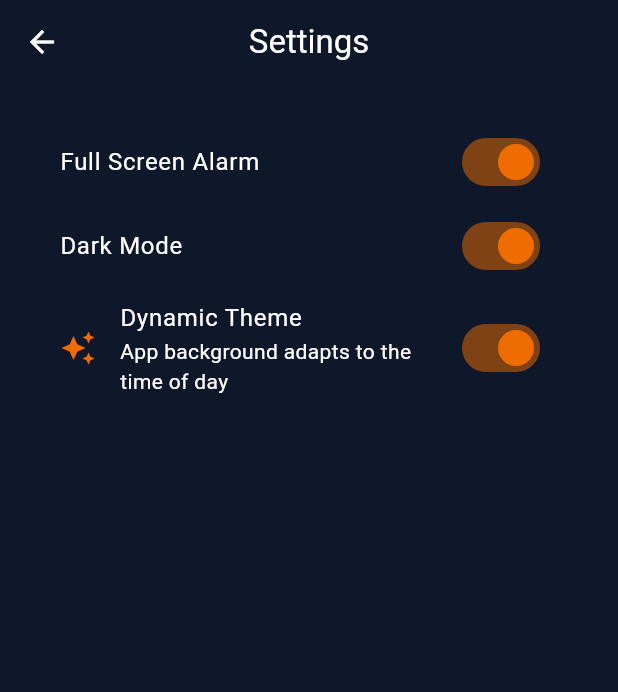
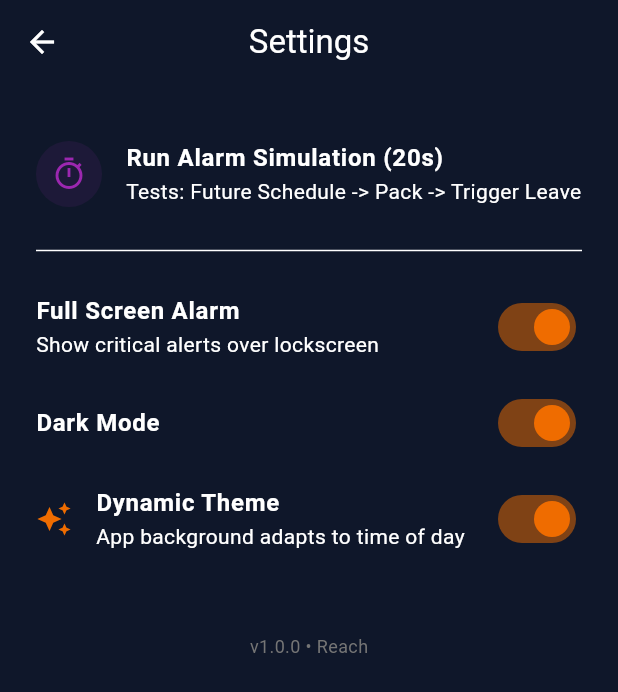
Before and after one commit to Sparsh5126/Reach, a Flutter app: the screen it shows after launch, after a tap on the "settings" icon, on a phone screen of 412 x 824 dp. Shown: the top 692 px of the screen. Run offline on Flutter 3.47's test engine with Material 3 defaults, Android fonts, the phone set to English and light mode, and no system bars; our stand-ins replace audioplayers, flutter_dotenv, flutter_local_notifications, geolocator, permission_handler, shared_preferences and 1 more; missing offline and left inert: android_alarm_manager_plus, device_calendar; statements that could not run were skipped.

Commit message:
Feat: Added Alarm Simulation Mode & Test Notification for debugging

```diff
--- a/lib/ui/screens/settings_page.dart
+++ b/lib/ui/screens/settings_page.dart
@@ -3,6 +3,7 @@ import 'package:flutter/services.dart';
 import 'package:shared_preferences/shared_preferences.dart';
 import '../../main.dart';
 import '../styles.dart';
+import '../../services/notification_service.dart';
 
 class SettingsPage extends StatefulWidget {
   const SettingsPage({super.key});
@@ -31,13 +32,56 @@ class _SettingsPageState extends State<SettingsPage> {
   @override
   Widget build(BuildContext context) {
     return Scaffold(
-      appBar: AppBar(title: const Text("Settings"), centerTitle: true, backgroundColor: Colors.transparent),
+      appBar: AppBar(
+        title: const Text("Settings"),
+        centerTitle: true,
+        backgroundColor: Colors.transparent,
+        elevation: 0,
+      ),
       body: ListView(
         padding: const EdgeInsets.all(24),
         children: [
-          // 1. Full Screen Alarm
+          // -------------------------------------------------------------------
+          // 1. SIMULATION BUTTON
+          // -------------------------------------------------------------------
+          ListTile(
+            contentPadding: EdgeInsets.zero,
+            leading: Container(
+              padding: const EdgeInsets.all(10),
+              decoration: BoxDecoration(
+                color: Colors.purple.withOpacity(0.1),
+                shape: BoxShape.circle
+              ),
+              child: const Icon(Icons.timer_outlined, color: Colors.purple),
+            ),
+            title: const Text("Run Alarm Simulation (20s)", style: TextStyle(fontWeight: FontWeight.bold)),
+            subtitle: const Text("Tests: Future Schedule -> Pack -> Trigger Leave"),
+            onTap: () async {
+              HapticFeedback.selectionClick();
+
+              // Start the chain
+              await NotificationService().startSimulation();
+
+              if (mounted) {
+                ScaffoldMessenger.of(context).showSnackBar(
+                  SnackBar(
+                    content: const Text("Simulation Started! Wait 10 seconds..."),
+                    backgroundColor: ReachStyles.primaryOrange,
+                    duration: const Duration(seconds: 4),
+                  ),
+                );
+              }
+            },
+          ),
+          const Divider(height: 30),
+
+          // -------------------------------------------------------------------
+          // 2. FULL SCREEN ALARM
+          // -------------------------------------------------------------------
           SwitchListTile(
-            title: const Text("Full Screen Alarm"),
+            contentPadding: EdgeInsets.zero,
+            title: const Text("Full Screen Alarm", style: TextStyle(fontWeight: FontWeight.bold)),
+            subtitle: const Text("Show critical alerts over lockscreen"),
             value: _fullScreenAlarm,
             activeColor: ReachStyles.primaryOrange,
             onChanged: (val) async {
@@ -48,27 +92,36 @@ class _SettingsPageState extends State<SettingsPage> {
             },
           ),
 
-          // 2. Dark Mode
+          // -------------------------------------------------------------------
+          // 3. DARK MODE
+          // -------------------------------------------------------------------
           SwitchListTile(
-            title: const Text("Dark Mode"),
+            contentPadding: EdgeInsets.zero,
+            title: const Text("Dark Mode", style: TextStyle(fontWeight: FontWeight.bold)),
             value: _isDarkMode,
             activeColor: ReachStyles.primaryOrange,
             onChanged: (val) async {
               HapticFeedback.lightImpact();
               final prefs = await SharedPreferences.getInstance();
               await prefs.setBool('is_dark_mode', val);
+
+              // Update Global Theme
               themeNotifier.value = val ? ThemeMode.dark : ThemeMode.light;
+
               setState(() => _isDarkMode = val);
             },
           ),
 
-          // 3. Dynamic Theme
+          // -------------------------------------------------------------------
+          // 4. DYNAMIC THEME (Time Based)
+          // -------------------------------------------------------------------
           ValueListenableBuilder<bool>(
             valueListenable: dynamicThemeNotifier,
             builder: (context, isDynamic, _) {
               return SwitchListTile(
-                title: const Text("Dynamic Theme"),
-                subtitle: const Text("App background adapts to the time of day"),
+                contentPadding: EdgeInsets.zero,
+                title: const Text("Dynamic Theme", style: TextStyle(fontWeight: FontWeight.bold)),
+                subtitle: const Text("App background adapts to time of day"),
                 secondary: Icon(Icons.auto_awesome, color: ReachStyles.primaryOrange),
                 value: isDynamic,
                 activeColor: ReachStyles.primaryOrange,
@@ -81,6 +134,14 @@ class _SettingsPageState extends State<SettingsPage> {
               );
             },
           ),
+
+          const SizedBox(height: 40),
+          Center(
+            child: Text(
+              "v1.0.0 • Reach",
+              style: TextStyle(color: Colors.grey[600], fontSize: 12)
+            ),
+          ),
         ],
       ),
     );
--- a/lib/ui/widgets/sliding_nav_bar.dart
+++ b/lib/ui/widgets/sliding_nav_bar.dart
@@ -16,9 +16,9 @@ class SlidingNavBar extends StatelessWidget {
     // --- THEME COLORS ---
     final isDark = Theme.of(context).brightness == Brightness.dark;
 
-    // Background: Dark Grey (Dark Mode) vs White (Light Mode)
+    // Background: Use Dynamic Card Color
     final bgColor = isDark
-        ? const Color(0xFF1E1E1E).withOpacity(0.95)
+        ? Theme.of(context).cardColor.withOpacity(0.95)
         : Colors.white.withOpacity(0.95);
 
     // Border: Subtle white (Dark) vs Subtle grey (Light)
@@ -26,11 +26,11 @@ class SlidingNavBar extends StatelessWidget {
         ? Colors.white.withOpacity(0.05)
         : Colors.black.withOpacity(0.05);
 
-    // Text: Grey (Dark) vs Dark Grey (Light) when unselected
+    // Text Colors
     final unselectedTextColor = isDark ? Colors.grey[500] : Colors.grey[600];
 
-    // Shadow: Add a subtle shadow in Light Mode to lift it off the white background
-    final List<BoxShadow> shadows = [
+    // Shadow: Lift the entire bar slightly
+    final List<BoxShadow> barShadows = [
       BoxShadow(
         color: Colors.black.withOpacity(isDark ? 0.4 : 0.1),
         blurRadius: 15,
@@ -44,12 +44,12 @@ class SlidingNavBar extends StatelessWidget {
     return Container(
       width: totalWidth,
       height: totalHeight,
-      padding: const EdgeInsets.all(5),
+      padding: const EdgeInsets.all(5), // Padding creates the "floating" effect
       decoration: BoxDecoration(
         color: bgColor,
-        borderRadius: BorderRadius.circular(30),
+        borderRadius: BorderRadius.circular(100), // Max radius for outer container
         border: Border.all(color: borderColor),
-        boxShadow: shadows,
+        boxShadow: barShadows,
       ),
       child: LayoutBuilder(
         builder: (context, constraints) {
@@ -59,6 +59,7 @@ class SlidingNavBar extends StatelessWidget {
 
           return Stack(
             children: [
+              // --- THE MOVING ORANGE PILL ---
               AnimatedPositioned(
                 duration: const Duration(milliseconds: 300),
                 curve: Curves.easeInOutBack,
@@ -69,10 +70,19 @@ class SlidingNavBar extends StatelessWidget {
                 child: Container(
                   decoration: BoxDecoration(
                     color: Colors.orange[800],
-                    borderRadius: BorderRadius.circular(25),
+                    borderRadius: BorderRadius.circular(100),
+                    boxShadow: [
+                      BoxShadow(
+                        color: Colors.orange.withOpacity(0.3),
+                        blurRadius: 8,
+                        offset: const Offset(0, 2),
+                      )
+                    ],
                   ),
                 ),
               ),
+
+              // --- TAB TEXT ITEMS ---
               Row(
                 children: [
                   _buildTabItem("Commutes", 0, pillWidth, innerHeight, unselectedTextColor),
```
Also changed, not shown: lib/services/notification_service.dart (+78 -45 lines), 1 other file.
